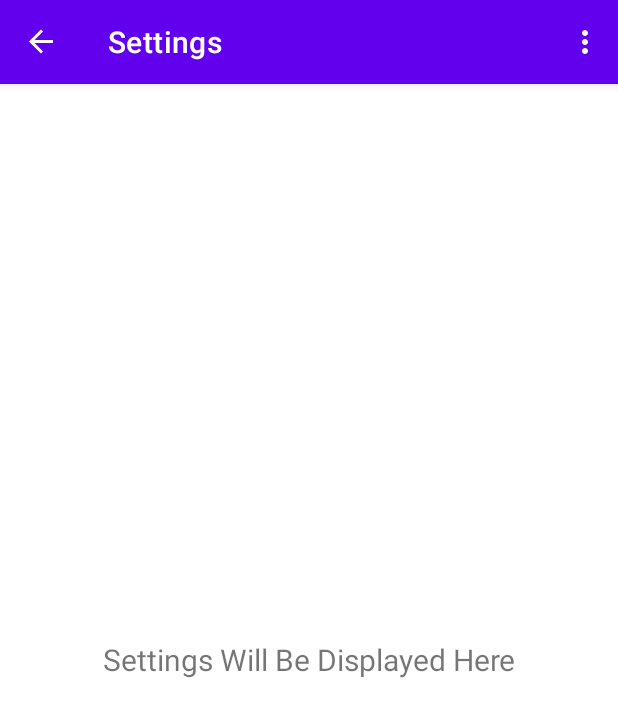
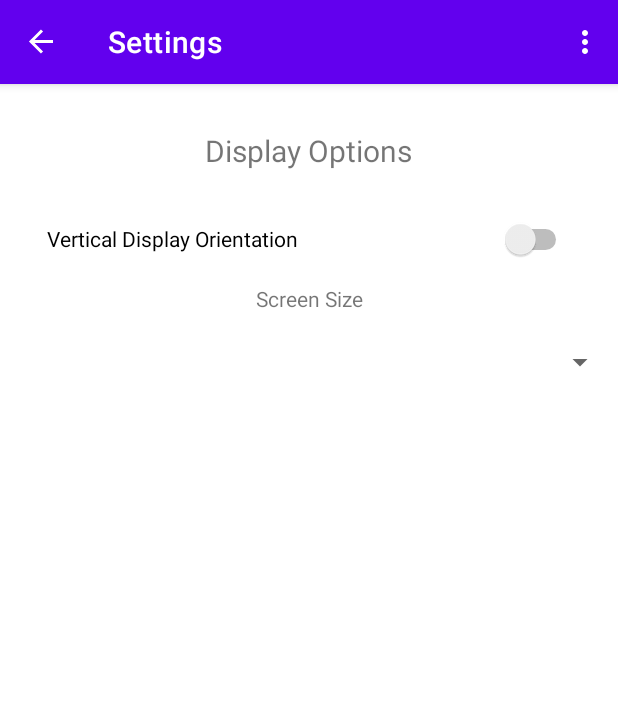
Before and after one commit to Jgriffiths92/Open_E-Reloading-Assistant, an Android app: the MainActivity screen opened directly, with no data from a screen before it, in the options menu, after a tap on "Settings", on a phone screen of 412 x 824 dp. Shown: the top 717 px of the screen. Run offline under Robolectric (Android 15) with nearby library versions, the phone set to English and light mode, and no system bars; our stand-ins replace navigation-ui.

Commit message:
Started working on Settings Page

```diff
--- a/app/build.gradle.kts
+++ b/app/build.gradle.kts
@@ -36,6 +36,10 @@ android {
     buildFeatures {
         viewBinding = true
     }
+    dependenciesInfo {
+        includeInApk = true
+        includeInBundle = true
+    }
 }
 
 dependencies {
@@ -48,7 +52,10 @@ dependencies {
     implementation(libs.androidx.lifecycle.viewmodel.ktx)
     implementation(libs.androidx.navigation.fragment.ktx)
     implementation(libs.androidx.navigation.ui.ktx)
+    implementation(libs.androidx.preference.ktx)
+    implementation(libs.androidx.preference)
     testImplementation(libs.junit)
     androidTestImplementation(libs.androidx.junit)
     androidTestImplementation(libs.androidx.espresso.core)
+
 }
--- a/app/src/main/java/com/example/opene_dope/ui/settings/SettingsViewModel.kt
+++ b/app/src/main/java/com/example/opene_dope/ui/settings/SettingsViewModel.kt
@@ -7,7 +7,8 @@ import androidx.lifecycle.ViewModel
 class SettingsViewModel : ViewModel() {
 
     private val _text = MutableLiveData<String>().apply {
-        value = "Settings Will Be Displayed Here"
+        value = "Display Options"
     }
     val text: LiveData<String> = _text
+
 }
--- a/app/src/main/res/layout/fragment_settings.xml
+++ b/app/src/main/res/layout/fragment_settings.xml
@@ -4,17 +4,60 @@
     xmlns:tools="http://schemas.android.com/tools"
     android:layout_width="match_parent"
     android:layout_height="match_parent"
+    android:visibility="visible"
     tools:context=".ui.settings.SettingsFragment">
 
     <TextView
         android:id="@+id/text_settings"
-        android:layout_width="364dp"
-        android:layout_height="696dp"
+        android:layout_width="320dp"
+        android:layout_height="57dp"
+        android:layout_marginTop="16dp"
+        android:gravity="center"
         android:textAlignment="center"
         android:textSize="20sp"
-        android:gravity="center"
-        app:layout_constraintBottom_toBottomOf="parent"
+        app:layout_constraintEnd_toEndOf="parent"
+        app:layout_constraintHorizontal_bias="0.494"
+        app:layout_constraintStart_toStartOf="parent"
+        app:layout_constraintTop_toTopOf="parent" />
+
+    <androidx.constraintlayout.widget.Barrier
+        android:layout_width="330dp"
+        android:layout_height="10dp"
+        app:barrierDirection="top" />
+
+    <Switch
+        android:id="@+id/Vertical_Orientation_Switch"
+        android:layout_width="350dp"
+        android:layout_height="60dp"
+        android:text="@string/vertical_display_orientation"
+        android:textOff="@string/horizontal_display_orientation"
+        android:textOn="@string/vertical_display_orientation"
         app:layout_constraintEnd_toEndOf="parent"
         app:layout_constraintStart_toStartOf="parent"
-        app:layout_constraintTop_toTopOf="parent" />
+        app:layout_constraintTop_toBottomOf="@+id/text_settings"
+        tools:checked="true"
+        tools:ignore="UseSwitchCompatOrMaterialXml,VisualLintButtonSize" />
+
+    <TextView
+        android:id="@+id/screen_size"
+        android:layout_width="223dp"
+        android:layout_height="24dp"
+        android:text="@string/screen_size"
+        android:textAlignment="center"
+        app:layout_constraintEnd_toEndOf="parent"
+        app:layout_constraintStart_toStartOf="parent"
+        app:layout_constraintTop_toBottomOf="@+id/Vertical_Orientation_Switch"
+        tools:ignore="TextSizeCheck" />
+
+    <Spinner
+        android:id="@+id/settings_screen_size_spinner"
+        android:layout_width="409dp"
+        android:layout_height="wrap_content"
+        android:layout_marginTop="28dp"
+        android:minHeight="48dp"
+        android:saveEnabled="true"
+        app:layout_constraintEnd_toEndOf="parent"
+        app:layout_constraintStart_toStartOf="parent"
+        app:layout_constraintTop_toTopOf="@+id/screen_size" />
+
 </androidx.constraintlayout.widget.ConstraintLayout>
--- a/app/src/main/res/navigation/mobile_navigation.xml
+++ b/app/src/main/res/navigation/mobile_navigation.xml
@@ -22,6 +22,9 @@
         <action
             android:id="@+id/action_nav_home_to_nav_settings"
             app:destination="@id/nav_settings" />
+        <action
+            android:id="@+id/action_nav_home_to_nav_gallery2"
+            app:destination="@id/nav_gallery" />
     </fragment>
 
     <fragment
--- /dev/null
+++ b/app/src/main/res/values/arrays.xml
@@ -0,0 +1,8 @@
+<?xml version="1.0" encoding="utf-8"?>
+<resources>
+    <string-array name="screen_size_options">
+        <item>2.7 Inch</item>
+        <item>2.9 Inch</item>
+        <item>3.7 Inch</item>
+    </string-array>
+</resources>
--- a/app/src/main/res/values/strings.xml
+++ b/app/src/main/res/values/strings.xml
@@ -15,4 +15,8 @@
     <string name="stage_notes_n_eg_shoot_to_move_hit_to_move_n_etc">stage notes \n Eg. Shoot to Move/Hit to Move \n ETC.</string>
     <string name="show_hide_lead">Show/Hide Lead</string>
     <string name="event_name">Event Name</string>
+    <string name="vertical_display_orientation">Vertical Display Orientation</string>
+    <string name="horizontal_display_orientation">Horizontal Display Orientation</string>
+    <string name="screen_size">Screen Size</string>
+
 </resources>
--- a/gradle/libs.versions.toml
+++ b/gradle/libs.versions.toml
@@ -12,9 +12,12 @@ lifecycleLivedataKtx = "2.8.7"
 lifecycleViewmodelKtx = "2.8.7"
 navigationFragmentKtx = "2.8.9"
 navigationUiKtx = "2.8.9"
+preferenceKtx = "1.2.1"
+preference = "1.2.1"
 
 [libraries]
 androidx-core-ktx = { group = "androidx.core", name = "core-ktx", version.ref = "coreKtx" }
+androidx-preference-ktx = { module = "androidx.preference:preference-ktx", version.ref = "preferenceKtx" }
 junit = { group = "junit", name = "junit", version.ref = "junit" }
 androidx-junit = { group = "androidx.test.ext", name = "junit", version.ref = "junitVersion" }
 androidx-espresso-core = { group = "androidx.test.espresso", name = "espresso-core", version.ref = "espressoCore" }
@@ -25,6 +28,7 @@ androidx-lifecycle-livedata-ktx = { group = "androidx.lifecycle", name = "lifecy
 androidx-lifecycle-viewmodel-ktx = { group = "androidx.lifecycle", name = "lifecycle-viewmodel-ktx", version.ref = "lifecycleViewmodelKtx" }
 androidx-navigation-fragment-ktx = { group = "androidx.navigation", name = "navigation-fragment-ktx", version.ref = "navigationFragmentKtx" }
 androidx-navigation-ui-ktx = { group = "androidx.navigation", name = "navigation-ui-ktx", version.ref = "navigationUiKtx" }
+androidx-preference = { group = "androidx.preference", name = "preference", version.ref = "preference" }
 
 [plugins]
 android-application = { id = "com.android.application", version.ref = "agp" }
```
